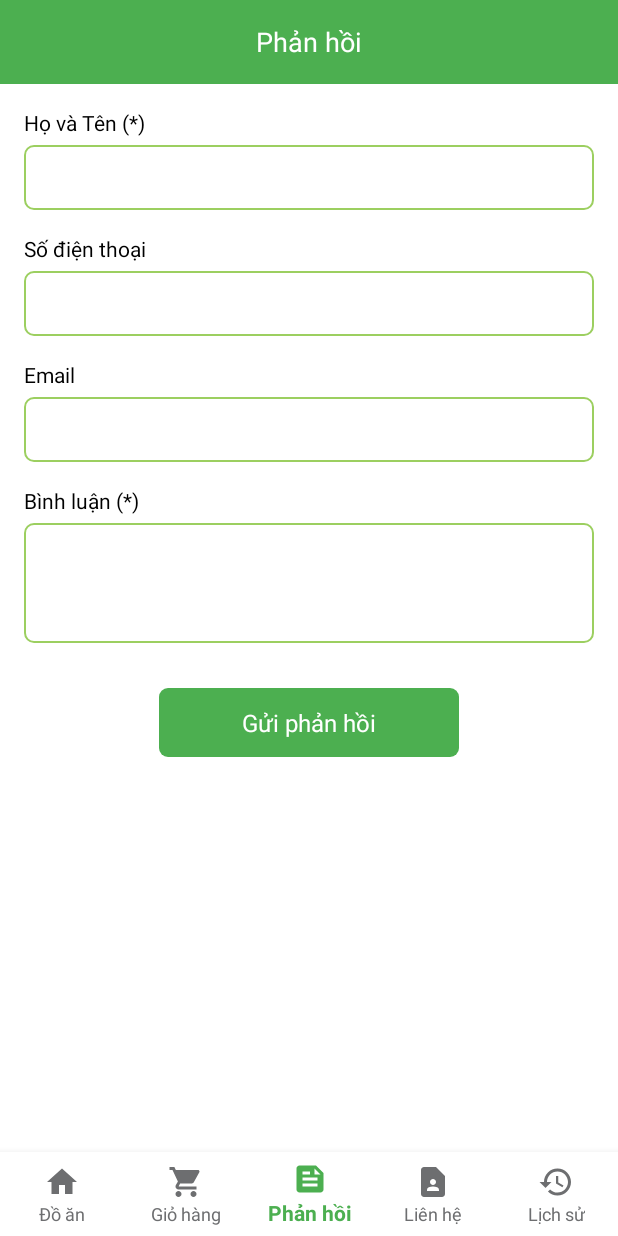
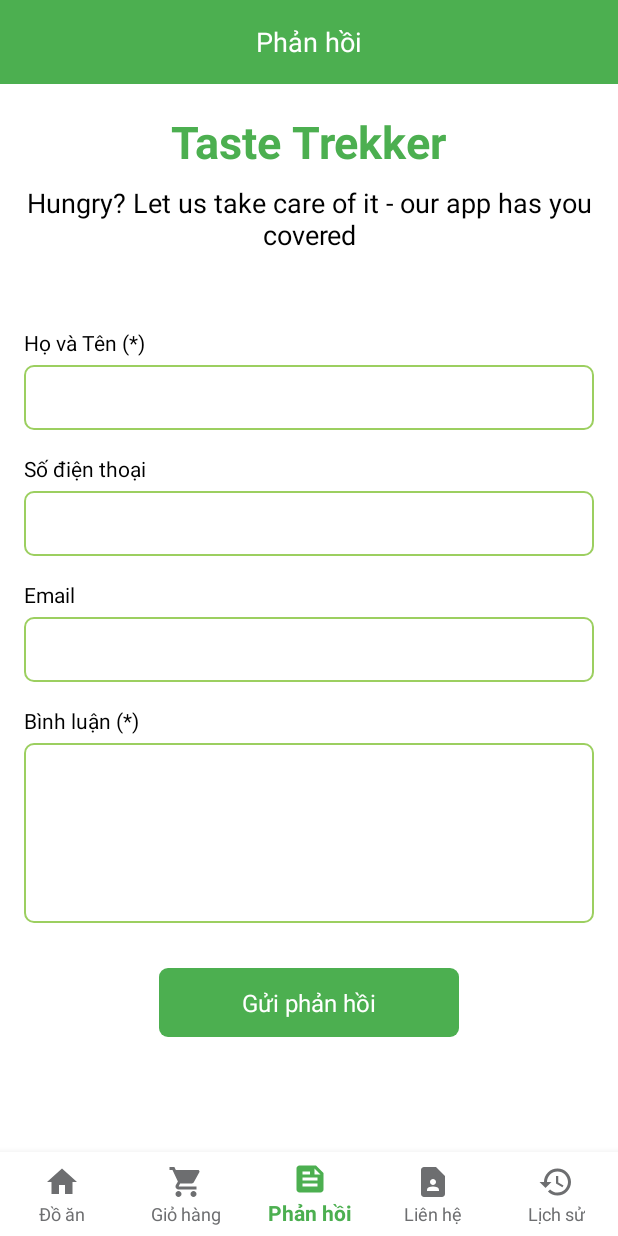
Before and after one commit to OtisDT/FoodOrderBasic_Java, an Android app: the screen it shows after launch (MainActivity), item 3 of the bottom bar chosen, on a phone screen of 412 x 824 dp. Run offline under Robolectric (Android 15) with nearby library versions, the phone set to English and light mode, and no system bars; our stand-ins replace Firebase (no records; nobody signed in at launch, a user with empty details on screens opened directly); libraries missing offline, so code that uses them is left out: com.afollestad.materialdialogs; 5 statements that could not run were skipped.

Commit message:
fix and improve
fix and improve

```diff
--- a/FoodOrder/app/build.gradle
+++ b/FoodOrder/app/build.gradle
@@ -4,7 +4,7 @@ plugins {
 }
 
 android {
-    compileSdkVersion 31
+    compileSdk 29
 
     defaultConfig {
         applicationId "com.example.foodorder"
--- a/FoodOrder/app/src/main/java/com/example/foodorder/adapter/ContactAdapter.java
+++ b/FoodOrder/app/src/main/java/com/example/foodorder/adapter/ContactAdapter.java
@@ -53,17 +53,17 @@ public class ContactAdapter extends RecyclerView.Adapter<ContactAdapter.ContactV
                 holder.mItemContactBinding.tvContact.setText(context.getString(R.string.label_call));
                 break;
 
-            case Contact.GMAIL:
+/*            case Contact.GMAIL:
                 holder.mItemContactBinding.tvContact.setText(context.getString(R.string.label_gmail));
-                break;
+                break;*/
 
-            case Contact.SKYPE:
+/*            case Contact.SKYPE:
                 holder.mItemContactBinding.tvContact.setText(context.getString(R.string.label_skype));
                 break;
 
             case Contact.YOUTUBE:
                 holder.mItemContactBinding.tvContact.setText(context.getString(R.string.label_youtube));
-                break;
+                break;*/
 
             case Contact.ZALO:
                 holder.mItemContactBinding.tvContact.setText(context.getString(R.string.label_zalo));
@@ -80,7 +80,7 @@ public class ContactAdapter extends RecyclerView.Adapter<ContactAdapter.ContactV
                     iCallPhone.onClickCallPhone();
                     break;
 
-                case Contact.GMAIL:
+/*                case Contact.GMAIL:
                     GlobalFuntion.onClickOpenGmail(context);
                     break;
 
@@ -90,7 +90,7 @@ public class ContactAdapter extends RecyclerView.Adapter<ContactAdapter.ContactV
 
                 case Contact.YOUTUBE:
                     GlobalFuntion.onClickOpenYoutubeChannel(context);
-                    break;
+                    break;*/
 
                 case Contact.ZALO:
                     GlobalFuntion.onClickOpenZalo(context);
--- a/FoodOrder/app/src/main/java/com/example/foodorder/fragment/ContactFragment.java
+++ b/FoodOrder/app/src/main/java/com/example/foodorder/fragment/ContactFragment.java
@@ -42,9 +42,9 @@ public class ContactFragment extends BaseFragment {
         List<Contact> contactArrayList = new ArrayList<>();
         contactArrayList.add(new Contact(Contact.FACEBOOK, R.drawable.ic_facebook));
         contactArrayList.add(new Contact(Contact.HOTLINE, R.drawable.ic_hotline));
-        contactArrayList.add(new Contact(Contact.GMAIL, R.drawable.ic_gmail));
+/*        contactArrayList.add(new Contact(Contact.GMAIL, R.drawable.ic_gmail));
         contactArrayList.add(new Contact(Contact.SKYPE, R.drawable.ic_skype));
-        contactArrayList.add(new Contact(Contact.YOUTUBE, R.drawable.ic_youtube));
+        contactArrayList.add(new Contact(Contact.YOUTUBE, R.drawable.ic_youtube));*/
         contactArrayList.add(new Contact(Contact.ZALO, R.drawable.ic_zalo));
 
         return contactArrayList;
--- a/FoodOrder/app/src/main/res/layout/activity_splash.xml
+++ b/FoodOrder/app/src/main/res/layout/activity_splash.xml
@@ -29,6 +29,7 @@
         android:textColor="@color/white"
         android:textSize="48sp"
         android:textStyle="bold"
+        android:fontFamily="ta\\"
         app:layout_constraintEnd_toEndOf="parent"
         app:layout_constraintStart_toStartOf="parent"
         app:layout_constraintTop_toTopOf="parent" />
--- a/FoodOrder/app/src/main/res/layout/fragment_contact.xml
+++ b/FoodOrder/app/src/main/res/layout/fragment_contact.xml
@@ -15,7 +15,8 @@
         <de.hdodenhof.circleimageview.CircleImageView
             android:layout_width="@dimen/define_dimen_120"
             android:layout_height="@dimen/define_dimen_120"
-            android:src="@drawable/logo_order" />
+            android:src="@drawable/logo_order"
+            android:layout_marginBottom="@dimen/define_dimen_26"/>
 
         <TextView
             android:layout_width="wrap_content"
@@ -36,6 +37,7 @@
     </LinearLayout>
 
     <androidx.recyclerview.widget.RecyclerView
+        android:layout_marginTop="@dimen/define_dimen_40"
         android:id="@+id/rcvData"
         android:layout_width="match_parent"
         android:layout_height="wrap_content"
--- a/FoodOrder/app/src/main/res/layout/fragment_feedback.xml
+++ b/FoodOrder/app/src/main/res/layout/fragment_feedback.xml
@@ -1,7 +1,7 @@
 <?xml version="1.0" encoding="utf-8"?>
 <ScrollView xmlns:android="http://schemas.android.com/apk/res/android"
     android:layout_width="match_parent"
-    android:layout_height="wrap_content">
+    android:layout_height="match_parent">
 
     <LinearLayout
         android:layout_width="match_parent"
@@ -9,6 +9,29 @@
         android:background="@color/white"
         android:orientation="vertical"
         android:padding="@dimen/define_dimen_16">
+
+        <TextView
+            android:layout_width="wrap_content"
+            android:layout_height="wrap_content"
+            android:text="@string/app_name"
+            android:layout_gravity="center"
+            android:textSize="@dimen/define_dimen_30"
+            android:textStyle="bold"
+            android:textColor="@color/green"
+            android:layout_marginBottom="@dimen/define_dimen_8"
+            android:layout_marginTop="@dimen/define_dimen_2"
+            />
+        <TextView
+            android:layout_width="wrap_content"
+            android:layout_height="wrap_content"
+            android:text="@string/splash_text"
+            android:gravity="center"
+            android:layout_gravity="center"
+            android:textSize="@dimen/define_dimen_18"
+            android:textColor="@color/black"
+            android:layout_marginBottom="@dimen/define_dimen_50"
+            />
+
 
         <TextView
             android:layout_width="wrap_content"
@@ -73,7 +96,7 @@
         <EditText
             android:id="@+id/edt_comment"
             android:layout_width="match_parent"
-            android:layout_height="@dimen/define_dimen_80"
+            android:layout_height="@dimen/define_dimen_120"
             android:layout_marginTop="@dimen/define_dimen_5"
             android:background="@drawable/bg_white_shape_border_green"
             android:gravity="start"
--- a/FoodOrder/app/src/main/res/values/strings.xml
+++ b/FoodOrder/app/src/main/res/values/strings.xml
@@ -4,6 +4,7 @@
     <string name="splash_text">Hungry? Let us take care of it - our app has you covered</string>
     <string name="welcome">Welcome back to your app !</string>
     <string name="author">Ứng dụng được tạo ra bới Nhóm 3</string>
+    <string name="evaluate">Đánh giá và phản hồi</string>
 
     // Tab Menu
     <string name="home">Đồ ăn</string>
--- a/FoodOrder/build.gradle
+++ b/FoodOrder/build.gradle
@@ -2,7 +2,7 @@
 buildscript {
     repositories {
         google()
-        jcenter()
+        mavenCentral()
     }
     dependencies {
         classpath 'com.android.tools.build:gradle:7.3.1'
@@ -16,7 +16,7 @@ buildscript {
 allprojects {
     repositories {
         google()
-        jcenter()
+        mavenCentral()
     }
 }
 
```
Also changed, not shown: FoodOrder/app/src/main/java/com/example/foodorder/constant/GlobalFuntion.java (+6 -6 lines).
